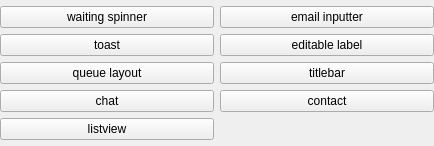
Old version of the form demo/qrwidgetdemo.ui in the repository Qters/QrWidgets.
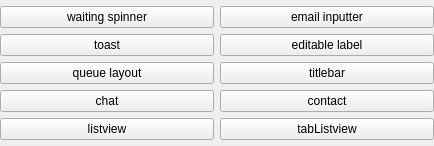
New version of the form.

What changed in the file:
```diff
--- a/demo/qrwidgetdemo.ui
+++ b/demo/qrwidgetdemo.ui
@@ -91,6 +91,13 @@
        </property>
       </widget>
      </item>
+     <item row="4" column="1">
+      <widget class="QPushButton" name="tabListview">
+       <property name="text">
+        <string>tabListview</string>
+       </property>
+      </widget>
+     </item>
     </layout>
    </item>
   </layout>
```
